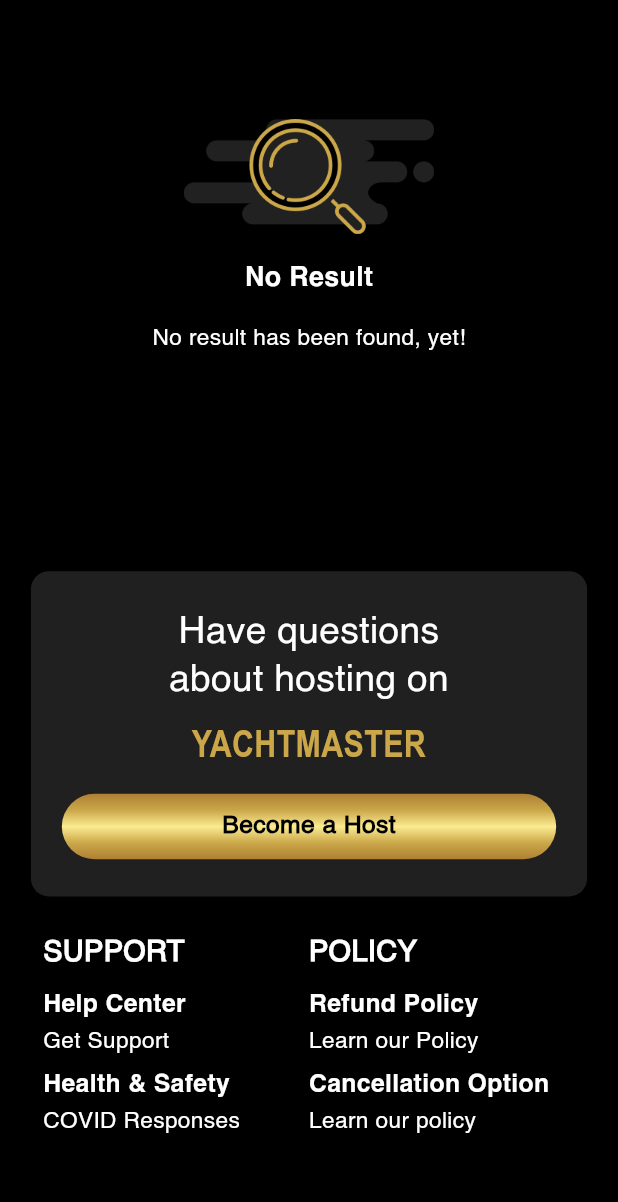
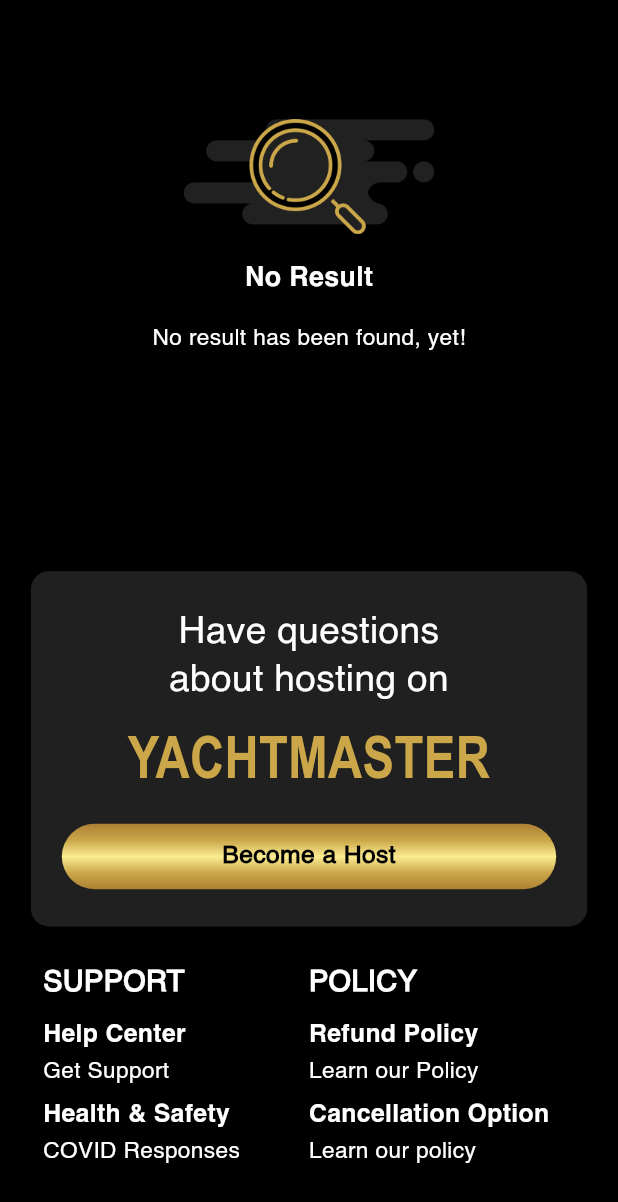
Before and after one commit to Powerclub-Global/YachtMaster-App, a Flutter app: the SearchScreen screen opened by its route, scrolled down 575 dp, on a phone screen of 412 x 824 dp. Shown: the top 1202 px of the screen. Run offline on Flutter 3.47's test engine with Material 3 defaults, Android fonts, the phone set to English and light mode, and no system bars; our stand-ins replace appwrite, bloc, bot_toast, cached_network_image, circular_profile_avatar, cloud_firestore and 38 more; missing offline and left inert: async_foreach, bulleted_list, filesize, flutter_email_sender, flutter_google_places, flutter_media_downloader and 5 more; accounts and stored records are empty; statements that could not run were skipped.

Commit message:
feat: made requested changes

```diff
--- a/lib/src/auth/view_model/auth_vm.dart
+++ b/lib/src/auth/view_model/auth_vm.dart
@@ -323,7 +323,9 @@
                   "isEdit": yacht.createdBy == appwrite.user.$id ? true : false,
                   "isLink": true
                 });
-                String? senderId = Get.parameters["from"];
+              }
+              String? senderId = Get.parameters["from"];
+              if (senderId != null) {
                 var inviteData = {'from': senderId, 'to': appwrite.user.$id};
                 await FbCollections.invites.add(inviteData);
               }
--- a/lib/src/base/base_vm.dart
+++ b/lib/src/base/base_vm.dart
@@ -72,7 +72,7 @@
     var settingsVm = Provider.of<SettingsVm>(Get.context!, listen: false);
 
     await Future.wait([
-            yachtVm.fetchCharters(),
+      yachtVm.fetchCharters(),
       bookingsVm.fetchTaxes(),
       yachtVm.fetchCharterOffers(),
       fetchAllUsers(),
--- a/lib/src/base/search/view/bookings/view/pay_with_wallet.dart
+++ b/lib/src/base/search/view/bookings/view/pay_with_wallet.dart
@@ -58,11 +58,10 @@
       var authVm = Provider.of<AuthVm>(context, listen: false);
       if (bookingsVm.bookingsModel.paymentDetail?.isSplit == true) {
         splitPerson = bookingsVm.bookingsModel.paymentDetail?.splitPayment
-            ?.where((element) =>
-                element.userUid == appwrite.user.$id)
+            ?.where((element) => element.userUid == appwrite.user.$id)
             .first;
       }
-      walletAmount = double.parse(authVm.wallet?.amount.toString() ?? "0.0");
+      walletAmount = double.parse(authVm.wallet?.amount.toString() ?? "0.00");
       log("_________________WALLET AMOUNT:${authVm.wallet?.amount.toString()}____");
       setState(() {});
     });
--- a/lib/src/base/search/view/search_screen.dart
+++ b/lib/src/base/search/view/search_screen.dart
@@ -24,6 +24,7 @@
 import 'package:yacht_master/src/auth/model/user_model.dart';
 import 'package:yacht_master/src/auth/view_model/auth_vm.dart';
 import 'package:yacht_master/src/base/home/home_vm/home_vm.dart';
+import 'package:yacht_master/src/base/home/view/help_center.dart';
 import 'package:yacht_master/src/base/inbox/model/chat_heads_model.dart';
 import 'package:yacht_master/src/base/inbox/view_model/inbox_vm.dart';
 import 'package:yacht_master/src/base/profile/model/review_model.dart';
@@ -1391,7 +1392,7 @@
                           getTranslated(context, "yacht_master") ?? "",
                           style: R.textStyle.helvetica().copyWith(
                               color: R.colors.themeMud,
-                              fontSize: 18.sp,
+                              fontSize: 28.sp,
                               fontWeight: FontWeight.bold,
                               fontFamily: 'Arial-Narrow'),
                           textAlign: TextAlign.center,
@@ -1465,7 +1466,7 @@
                             supportWidget(
                                 "help_center", "get_support", 5, settingsVm),
                             supportWidget("health_and_safety",
-                                "covid_responses", 7, settingsVm),
+                                "covid_responses", 2, settingsVm),
                           ],
                         ),
                       ),
@@ -1512,6 +1513,9 @@
       children: [
         GestureDetector(
           onTap: () {
+            if (index == 5) {
+              Get.toNamed(HelpCenter.route);
+            } else {
               Get.toNamed(RulesRegulations.route, arguments: {
                 "appBarTitle": settingsVm.allContent
                         .where((element) => element.type == index)
@@ -1528,6 +1532,7 @@
                     .helvetica()
                     .copyWith(color: R.colors.whiteDull, fontSize: 14.sp)
               });
+            }
           },
           child: Text(
             getTranslated(context, title) ?? "",
--- a/lib/src/base/settings/view/invite_earn/status_screen.dart
+++ b/lib/src/base/settings/view/invite_earn/status_screen.dart
@@ -66,7 +66,7 @@
                     ),
                     h1P5,
                     Text(
-                      "\$ ${authVm.wallet?.amount ?? "0"}",
+                      "\$ ${authVm.wallet?.amount ?? "0.00"}",
                       style: R.textStyle
                           .helvetica()
                           .copyWith(color: Colors.white, fontSize: 18.sp),
--- a/lib/src/base/settings/view_model/settings_vm.dart
+++ b/lib/src/base/settings/view_model/settings_vm.dart
@@ -47,14 +47,17 @@
 
   Future<void> fetchContent() async {
     log("/////////////////////IN FETCH CONTENT");
+
     try {
       allContent = [];
       QuerySnapshot snapshot = await FbCollections.content.get();
+      print(snapshot.docs);
       if (snapshot.docs.isNotEmpty) {
         allContent =
             snapshot.docs.map((e) => ContentModel.fromJson(e.data())).toList();
         notifyListeners();
       }
+
       log("__________ Data ${allContent.length}");
     } catch (e) {
       debugPrintStack();
@@ -81,8 +84,7 @@
         if (reviews.isNotEmpty) {
           allReviews = reviews;
           hostReviews = reviews
-              .where((element) =>
-                  element.hostId == appwrite.user.$id)
+              .where((element) => element.hostId == appwrite.user.$id)
               .toList();
           await reviews.asyncForEach((element) async {
             log(")))))))))))))))))HOSTS:${hosts?.length}");
```
Also changed, not shown: lib/src/base/settings/view/invite_earn/invite_screen.dart (+7 -3 lines), lib/src/landing_page/view/vanilla.dart (+6 -9 lines). Lines whose indentation alone changed are shown as unchanged.
